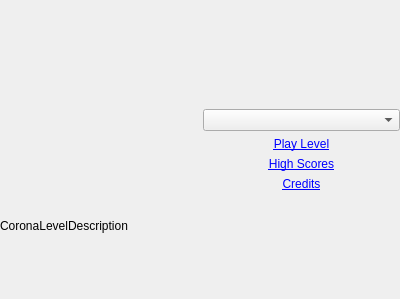
Old version of the form src/MainMenu.ui in the repository LeStahL/coronas-game-of-life.
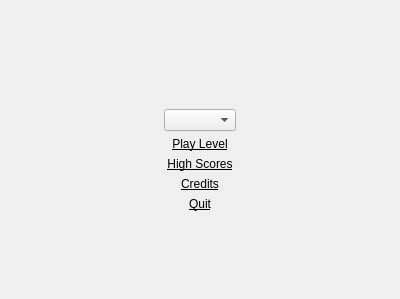
New version of the form.

Commit message: added styling for main menu

Diff of the .ui file:
```diff
--- a/src/MainMenu.ui
+++ b/src/MainMenu.ui
@@ -13,21 +13,35 @@
   <property name="windowTitle">
    <string>Form</string>
   </property>
-  <layout class="QHBoxLayout" name="horizontalLayout_2">
-   <property name="leftMargin">
-    <number>0</number>
-   </property>
-   <property name="topMargin">
-    <number>0</number>
-   </property>
-   <property name="rightMargin">
-    <number>0</number>
-   </property>
-   <property name="bottomMargin">
-    <number>0</number>
-   </property>
+  <layout class="QHBoxLayout" name="horizontalLayout">
    <item>
-    <layout class="QVBoxLayout" name="verticalLayout_2">
+    <spacer name="horizontalSpacer">
+     <property name="orientation">
+      <enum>Qt::Horizontal</enum>
+     </property>
+     <property name="sizeHint" stdset="0">
+      <size>
+       <width>40</width>
+       <height>20</height>
+      </size>
+     </property>
+    </spacer>
+   </item>
+   <item>
+    <layout class="QVBoxLayout" name="verticalLayout">
+     <item>
+      <spacer name="verticalSpacer">
+       <property name="orientation">
+        <enum>Qt::Vertical</enum>
+       </property>
+       <property name="sizeHint" stdset="0">
+        <size>
+         <width>20</width>
+         <height>40</height>
+        </size>
+       </property>
+      </spacer>
+     </item>
      <item>
       <widget class="QLabel" name="label">
        <property name="styleSheet">
@@ -39,39 +53,12 @@
       </widget>
      </item>
      <item>
-      <widget class="QLabel" name="label_4">
-       <property name="text">
-        <string>CoronaLevelDescription</string>
-       </property>
-      </widget>
-     </item>
-    </layout>
-   </item>
-   <item>
-    <layout class="QVBoxLayout" name="verticalLayout">
-     <property name="sizeConstraint">
-      <enum>QLayout::SetDefaultConstraint</enum>
-     </property>
-     <item>
-      <spacer name="verticalSpacer">
-       <property name="orientation">
-        <enum>Qt::Vertical</enum>
-       </property>
-       <property name="sizeHint" stdset="0">
-        <size>
-         <width>20</width>
-         <height>40</height>
-        </size>
-       </property>
-      </spacer>
-     </item>
-     <item>
       <widget class="QComboBox" name="comboBox"/>
      </item>
      <item>
       <widget class="QLabel" name="label_2">
        <property name="text">
-        <string>&lt;a href=&quot;play&quot;&gt;Play Level&lt;/a&gt;</string>
+        <string>&lt;a href=&quot;play&quot; style=&quot;color:black;&quot;&gt;Play Level&lt;/a&gt;</string>
        </property>
        <property name="alignment">
         <set>Qt::AlignCenter</set>
@@ -81,7 +68,7 @@
      <item>
       <widget class="QLabel" name="label_5">
        <property name="text">
-        <string>&lt;a href=&quot;scores&quot;&gt;High Scores&lt;/a&gt;</string>
+        <string>&lt;a href=&quot;scores&quot; style=&quot;color:black;&quot;&gt;High Scores&lt;/a&gt;</string>
        </property>
        <property name="alignment">
         <set>Qt::AlignCenter</set>
@@ -91,7 +78,17 @@
      <item>
       <widget class="QLabel" name="label_3">
        <property name="text">
-        <string>&lt;a href=&quot;/credits&quot;&gt;Credits&lt;/a&gt;</string>
+        <string>&lt;a href=&quot;/credits&quot; style=&quot;color:black;&quot;&gt;Credits&lt;/a&gt;</string>
+       </property>
+       <property name="alignment">
+        <set>Qt::AlignCenter</set>
+       </property>
+      </widget>
+     </item>
+     <item>
+      <widget class="QLabel" name="label_6">
+       <property name="text">
+        <string>&lt;a href=&quot;quit&quot; style=&quot;color:black;&quot;&gt;Quit&lt;/a&gt;</string>
        </property>
        <property name="alignment">
         <set>Qt::AlignCenter</set>
@@ -113,6 +110,19 @@
      </item>
     </layout>
    </item>
+   <item>
+    <spacer name="horizontalSpacer_2">
+     <property name="orientation">
+      <enum>Qt::Horizontal</enum>
+     </property>
+     <property name="sizeHint" stdset="0">
+      <size>
+       <width>40</width>
+       <height>20</height>
+      </size>
+     </property>
+    </spacer>
+   </item>
   </layout>
  </widget>
  <resources/>
```
The commit also changes 4 other files.
